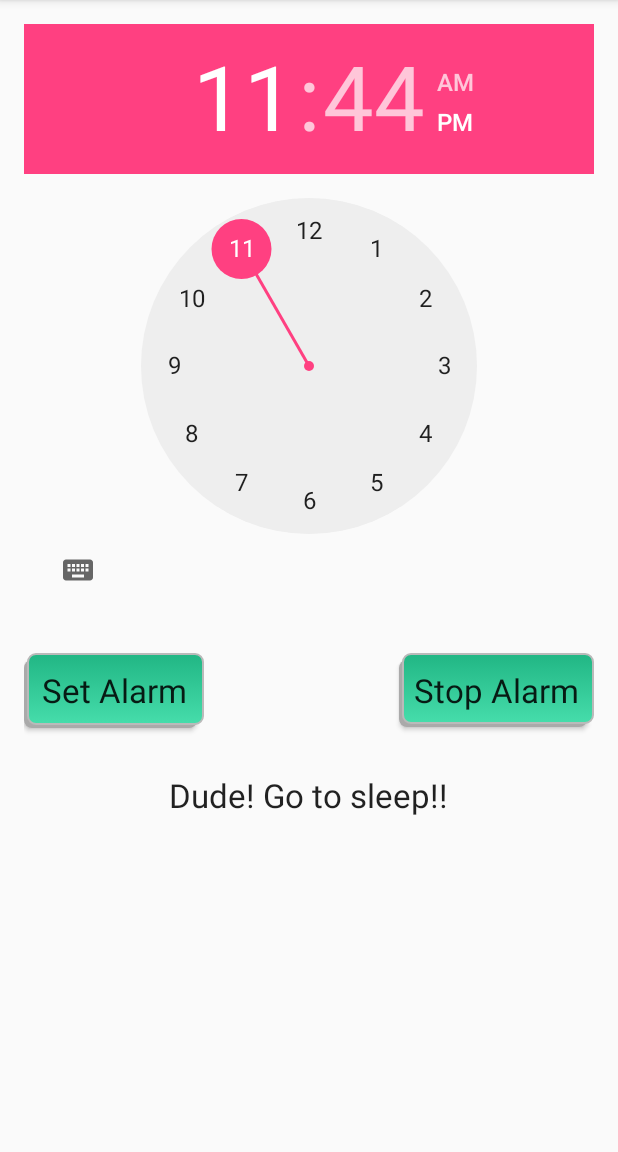
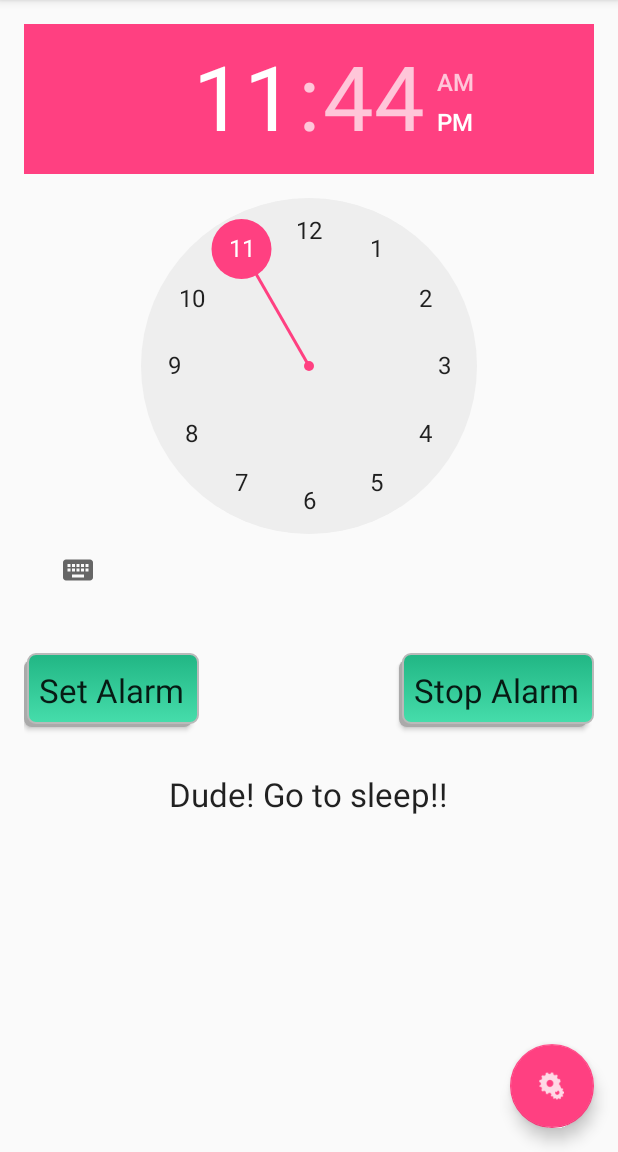
Before and after one commit to Ee4Ls/DreamClock, an Android app: the screen it shows after launch (MainActivity), on a phone screen of 412 x 824 dp, the part 84-1236 px from its top. Run offline under Robolectric (Android 15) with nearby library versions, the phone set to English and light mode, and no system bars.

Commit message:
Notification and FAB

```diff
--- a/app/src/main/java/com/returnzero/hellowisconsin/MainActivity.java
+++ b/app/src/main/java/com/returnzero/hellowisconsin/MainActivity.java
@@ -7,6 +7,7 @@ import android.content.Context;
 import android.content.Intent;
 import android.os.Build;
 import android.os.Bundle;
+import android.support.design.widget.FloatingActionButton;
 import android.support.v7.app.AppCompatActivity;
 import android.support.v7.widget.Toolbar;
 import android.view.View;
@@ -16,8 +17,11 @@ import android.widget.Button;
 import android.widget.TextView;
 import android.widget.TimePicker;
 import java.util.Calendar;
+import android.view.animation.Animation;
+import android.view.animation.AnimationUtils;
 
-public class MainActivity extends AppCompatActivity {
+
+public class MainActivity extends AppCompatActivity implements View.OnClickListener {
 
 
     //Declaring variables
@@ -28,13 +32,34 @@ public class MainActivity extends AppCompatActivity {
     Context context;
     PendingIntent pending_intent;
 
+    private Boolean isFabOpen = false;
+    private FloatingActionButton fab,fab1,fab2;
+    private Animation fab_open,fab_close,rotate_forward,rotate_backward;
+
     @Override
     protected void onCreate(Bundle savedInstanceState) {
         super.onCreate(savedInstanceState);
         setContentView(R.layout.activity_main);
         Toolbar toolbar = (Toolbar) findViewById(R.id.toolbar);
         setSupportActionBar(toolbar);
+
+        //fab
+
+        fab = (FloatingActionButton)findViewById(R.id.fab);
+        fab1 = (FloatingActionButton)findViewById(R.id.fab1);
+        fab2 = (FloatingActionButton)findViewById(R.id.fab2);
+        fab_open = AnimationUtils.loadAnimation(getApplicationContext(), R.anim.fab_open);
+        fab_close = AnimationUtils.loadAnimation(getApplicationContext(),R.anim.fab_close);
+        rotate_forward = AnimationUtils.loadAnimation(getApplicationContext(),R.anim.rotate_forward);
+        rotate_backward = AnimationUtils.loadAnimation(getApplicationContext(),R.anim.rotate_backward);
+        fab.setOnClickListener(this);
+        fab1.setOnClickListener(this);
+        fab2.setOnClickListener(this);
         this.context =this;
+
+
+
+
 
         // Inatialize time picker
         alarm_timepicker = (TimePicker) findViewById(R.id.timePicker);
@@ -131,6 +156,8 @@ public class MainActivity extends AppCompatActivity {
 
 
 
+
+
     }
 
     private void set_alarm_text(String output) {
@@ -157,5 +184,54 @@ public class MainActivity extends AppCompatActivity {
         }
 
         return super.onOptionsItemSelected(item);
+
+    }
+
+
+
+    //fab
+
+    @Override
+    public void onClick(View v) {
+        int id = v.getId();
+        switch (id){
+            case R.id.fab:
+
+                animateFAB();
+                break;
+            case R.id.fab1:
+
+
+                break;
+            case R.id.fab2:
+
+
+                break;
+        }
+    }
+
+    public void animateFAB(){
+
+        if(isFabOpen){
+
+            fab.startAnimation(rotate_backward);
+            fab1.startAnimation(fab_close);
+            fab2.startAnimation(fab_close);
+            fab1.setClickable(false);
+            fab2.setClickable(false);
+            isFabOpen = false;
+
+
+        } else {
+
+            fab.startAnimation(rotate_forward);
+            fab1.startAnimation(fab_open);
+            fab2.startAnimation(fab_open);
+            fab1.setClickable(true);
+            fab2.setClickable(true);
+            isFabOpen = true;
+
+
+        }
     }
 }
--- /dev/null
+++ b/app/src/main/res/anim/fab_close.xml
@@ -0,0 +1,19 @@
+<?xml version="1.0" encoding="utf-8"?>
+<set xmlns:android="http://schemas.android.com/apk/res/android"
+    android:fillAfter="true">
+    <scale
+        android:duration="300"
+        android:fromXScale="0.8"
+        android:fromYScale="0.8"
+        android:interpolator="@android:anim/linear_interpolator"
+        android:toXScale="0.0"
+        android:pivotX="50%"
+        android:pivotY="50%"
+        android:toYScale="0.0" />
+    <alpha android:fromAlpha="1.0"
+        android:toAlpha="0.0"
+        android:interpolator="@android:anim/accelerate_interpolator"
+        android:duration="300"/>
+
+
+</set>
--- /dev/null
+++ b/app/src/main/res/anim/fab_open.xml
@@ -0,0 +1,21 @@
+<?xml version="1.0" encoding="utf-8"?>
+<set xmlns:android="http://schemas.android.com/apk/res/android"
+    android:fillAfter="true">
+    <scale
+        android:duration="300"
+        android:fromXScale="0.0"
+        android:fromYScale="0.0"
+        android:interpolator="@android:anim/linear_interpolator"
+        android:toXScale="0.8"
+        android:pivotX="50%"
+        android:pivotY="50%"
+        android:toYScale="0.8" />
+    <alpha
+        android:fromAlpha="0.0"
+        android:toAlpha="1.0"
+        android:interpolator="@android:anim/accelerate_interpolator"
+        android:duration="300"/>
+
+
+
+</set>
--- /dev/null
+++ b/app/src/main/res/anim/rotate_backward.xml
@@ -0,0 +1,13 @@
+<?xml version="1.0" encoding="utf-8"?>
+<set xmlns:android="http://schemas.android.com/apk/res/android"
+    android:fillAfter="true" >
+
+    <rotate android:fromDegrees="180"
+        android:toDegrees="0"
+        android:pivotX="50%"
+        android:pivotY="50%"
+        android:duration="300"
+        android:interpolator="@android:anim/linear_interpolator"/>
+
+
+</set>
--- /dev/null
+++ b/app/src/main/res/anim/rotate_forward.xml
@@ -0,0 +1,13 @@
+<?xml version="1.0" encoding="utf-8"?>
+<set xmlns:android="http://schemas.android.com/apk/res/android"
+    android:fillAfter="true" >
+
+    <rotate android:fromDegrees="0"
+        android:toDegrees="180"
+        android:pivotX="50%"
+        android:pivotY="50%"
+        android:duration="300"
+        android:interpolator="@android:anim/linear_interpolator"/>
+
+
+</set>
--- a/app/src/main/res/layout/activity_main.xml
+++ b/app/src/main/res/layout/activity_main.xml
@@ -24,6 +24,44 @@
     <include layout="@layout/content_main" />
 
 
+    <android.support.design.widget.FloatingActionButton
+        android:id="@+id/fab2"
+        android:layout_width="wrap_content"
+        android:layout_height="wrap_content"
+        android:layout_marginBottom="160dp"
+        android:layout_gravity="bottom|end"
+        android:layout_marginRight="@dimen/fab_margin"
+        android:visibility="invisible"
+        app:backgroundTint="@color/colorFAB2"
+        app:elevation="6dp"
+        app:pressedTranslationZ="12dp"
+        android:src="@drawable/ic_action_icon_vibration" />
+
+    <android.support.design.widget.FloatingActionButton
+        android:id="@+id/fab1"
+        android:layout_width="wrap_content"
+        android:layout_height="wrap_content"
+        android:layout_marginBottom="90dp"
+        android:layout_gravity="bottom|end"
+        android:layout_marginRight="@dimen/fab_margin"
+        android:visibility="invisible"
+        app:elevation="6dp"
+        app:backgroundTint="@color/colorFAB1"
+        app:pressedTranslationZ="12dp"
+        android:src="@drawable/ic_action_icon_ringtone" />
+
+    <android.support.design.widget.FloatingActionButton
+        android:id="@+id/fab"
+        android:layout_width="wrap_content"
+        android:layout_height="wrap_content"
+        android:layout_gravity="bottom|end"
+        app:elevation="6dp"
+        app:backgroundTint="@color/colorAccent"
+        app:pressedTranslationZ="12dp"
+        android:layout_margin="@dimen/fab_margin"
+        android:src="@drawable/ic_action_icon_settings" />
+
+
 
 
 
--- a/app/src/main/res/layout/content_main.xml
+++ b/app/src/main/res/layout/content_main.xml
@@ -1,5 +1,6 @@
 <?xml version="1.0" encoding="utf-8"?>
-<RelativeLayout xmlns:android="http://schemas.android.com/apk/res/android"
+<RelativeLayout
+    xmlns:android="http://schemas.android.com/apk/res/android"
     xmlns:app="http://schemas.android.com/apk/res-auto"
     xmlns:tools="http://schemas.android.com/tools"
     android:layout_width="match_parent"
@@ -22,8 +23,8 @@
         android:touchscreenBlocksFocus="false" />
 
     <Button
-        android:layout_width="120dp"
-        android:layout_height="50dp"
+        android:layout_width="wrap_content"
+        android:layout_height="wrap_content"
         android:textAppearance="?android:attr/textAppearanceLarge"
         android:text="Set Alarm"
         android:id="@+id/alarm_on"
@@ -45,6 +46,7 @@
         android:layout_alignParentRight="true"
         android:layout_alignParentEnd="true" />
 
+
     <TextView
         android:layout_width="wrap_content"
         android:layout_height="wrap_content"
@@ -55,4 +57,6 @@
         android:layout_centerHorizontal="true"
         android:layout_marginTop="30dp" />
 
+
+
 </RelativeLayout>
--- a/app/src/main/res/values/colors.xml
+++ b/app/src/main/res/values/colors.xml
@@ -3,4 +3,6 @@
     <color name="colorPrimary">#3F51B5</color>
     <color name="colorPrimaryDark">#303F9F</color>
     <color name="colorAccent">#FF4081</color>
+    <color name="colorFAB1">#2196F3</color>
+    <color name="colorFAB2">#E040FB</color>
 </resources>
```
Also changed, not shown: app/src/main/res/drawable-hdpi/ic_action_icon_ringtone.png (added), app/src/main/res/drawable-hdpi/ic_action_icon_settings.png (added), app/src/main/res/drawable-hdpi/ic_action_icon_vibration.png (added), app/src/main/res/drawable-mdpi/ic_action_icon_ringtone.png (added), app/src/main/res/drawable-mdpi/ic_action_icon_settings.png (added), app/src/main/res/drawable-mdpi/ic_action_icon_vibration.png (added), app/src/main/res/drawable-xhdpi/ic_action_icon_ringtone.png (added), app/src/main/res/drawable-xhdpi/ic_action_icon_settings.png (added), app/src/main/res/drawable-xhdpi/ic_action_icon_vibration.png (added), app/src/main/res/drawable-xxhdpi/ic_action_icon_ringtone.png (added), app/src/main/res/drawable-xxhdpi/ic_action_icon_settings.png (added), app/src/main/res/drawable-xxhdpi/ic_action_icon_vibration.png (added), 1 other file.
